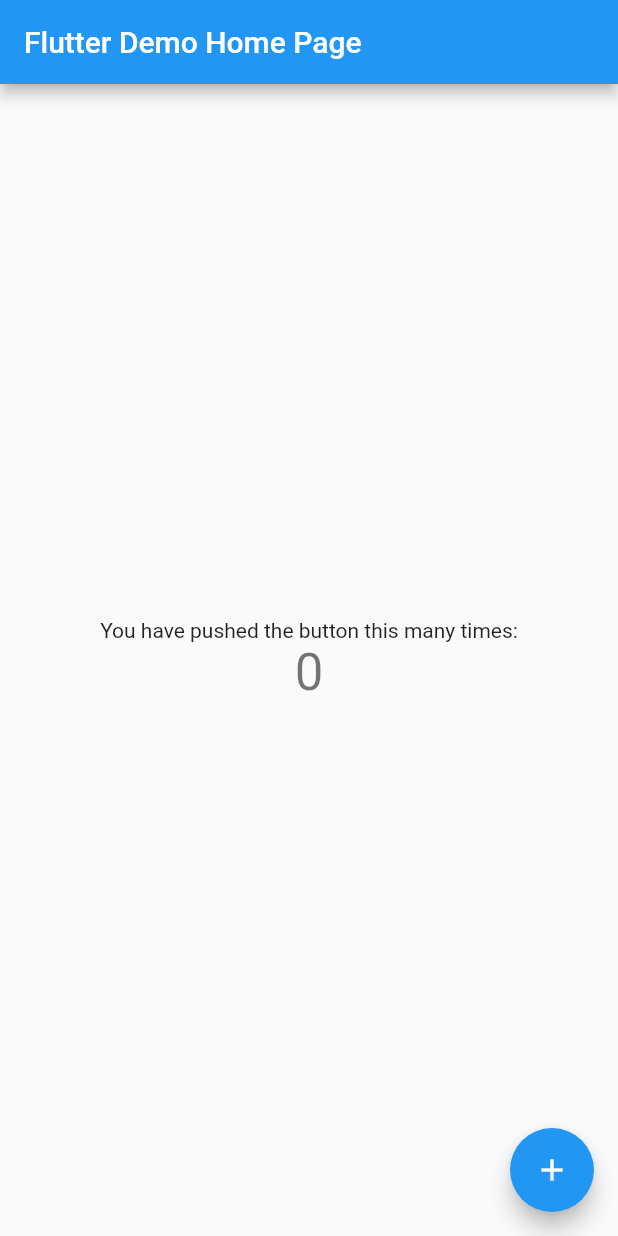
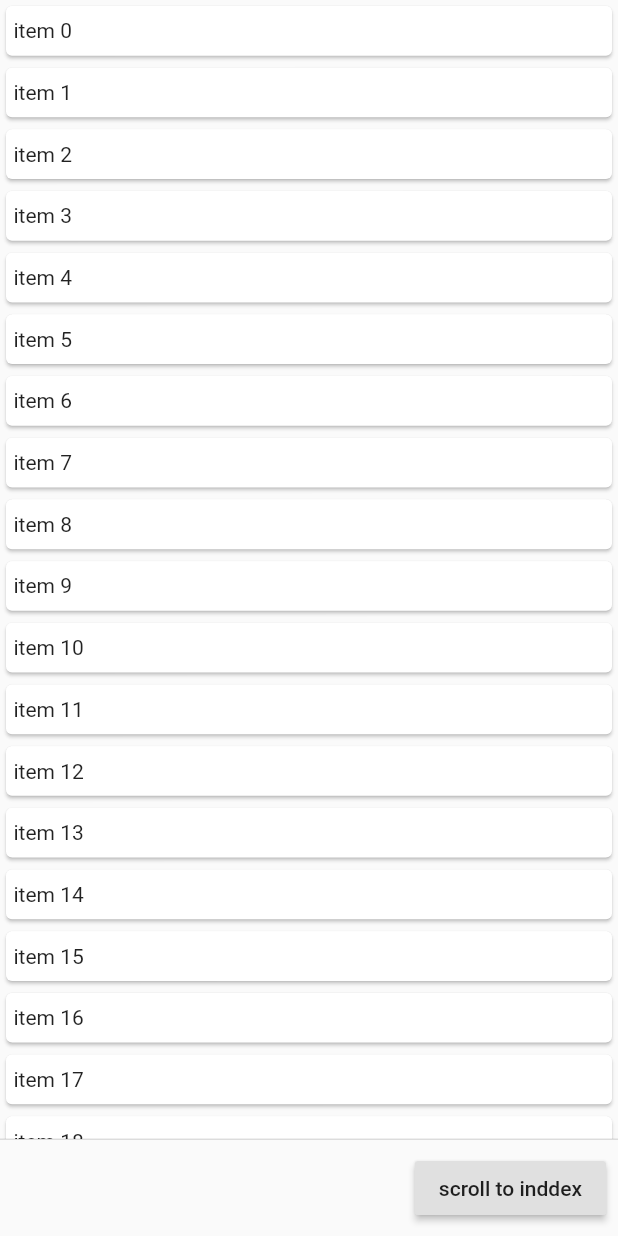
Before and after one commit to bladeofgod/flutter_scroll_demo, a Flutter app: the screen it shows after launch, on a phone screen of 412 x 824 dp. Run offline on Flutter 3.47's test engine with Material 2 defaults, Android fonts, the phone set to English and light mode, and no system bars.

Commit message:
scroll to item by index

```diff
--- a/lib/main.dart
+++ b/lib/main.dart
@@ -1,4 +1,5 @@
 import 'package:flutter/material.dart';
+import 'package:flutter_scroll_demo/scroll_to_index_page.dart';
 
 void main() => runApp(MyApp());
 
@@ -12,7 +13,7 @@ class MyApp extends StatelessWidget {
 
         primarySwatch: Colors.blue,
       ),
-      home: MyHomePage(title: 'Flutter Demo Home Page'),
+      home: ScrollToIndexPage(),
     );
   }
 }
--- /dev/null
+++ b/lib/scroll_to_index_page.dart
@@ -0,0 +1,122 @@
+import 'package:flutter/material.dart';
+import 'dart:math' as math;
+
+
+/// scroll to index page demo 1
+/// 效果不错，原地址是：https://github.com/CarGuo/gsy_flutter_demo/blob/master/lib/widget/scroll_to_index_demo_page2.dart
+
+/*
+* 第二种实现方式见：https://github.com/CarGuo/gsy_flutter_demo/blob/master/lib/widget/scroll_to_index_demo_page.dart
+* 需要引入 外部AutoScrollController
+* */
+
+class ScrollToIndexPage extends StatefulWidget{
+  @override
+  State<StatefulWidget> createState() {
+
+    return ScrollToIndexPageState();
+  }
+
+}
+
+class ScrollToIndexPageState extends State<ScrollToIndexPage> {
+
+  GlobalKey  scrollKey = GlobalKey();
+
+  ScrollController controller = ScrollController();
+
+  List<ItemModel> dataList = List();
+
+  @override
+  void initState() {
+
+    dataList.clear();
+    List.generate(100, (index){
+      dataList.add(new ItemModel(index));
+    });
+
+    super.initState();
+  }
+
+  scrollToIndex(){
+    var key = dataList[12];
+
+    RenderBox renderBox = key.globalKey.currentContext.findRenderObject();
+
+    ///获取位置偏移，基于 ancestor: SingleChildScrollView 的 RenderObject()
+    double dy = renderBox.localToGlobal(Offset.zero,ancestor: scrollKey.currentContext.findRenderObject()).dy;
+
+    //计算真实偏移量
+    var offset = dy + controller.offset;
+
+    controller.animateTo(offset, duration: Duration(milliseconds: 500), curve: Curves.linear);
+
+
+  }
+
+
+
+
+  @override
+  Widget build(BuildContext context) {
+
+    return Scaffold(
+      body: Container(
+        child: SingleChildScrollView(
+          key: scrollKey,
+          controller: controller,
+          child: Column(
+            children: dataList.map((item){
+              return CardItem(item,key: dataList[item.index].globalKey,);
+            }).toList(),
+          ),
+        ),
+      ),
+      persistentFooterButtons: <Widget>[
+        RaisedButton(
+          child: Text("scroll to inddex"),
+          onPressed: ()async{
+            scrollToIndex();
+          },
+        ),
+      ],
+    );
+  }
+}
+
+
+
+class CardItem extends StatelessWidget{
+
+  final random = math.Random();
+
+  final ItemModel data;
+
+  CardItem(this.data,{key}) : super(key:key);
+
+  @override
+  Widget build(BuildContext context) {
+    // TODO: implement build
+    return Card(
+      child: Container(
+        height: (300 * random.nextDouble()),
+        alignment: Alignment.centerLeft,
+        child: Container(
+          margin: EdgeInsets.all(5),
+          child: Text("item ${data.index}"),
+        ),
+      ),
+    );
+  }
+
+}
+
+
+class ItemModel{
+  GlobalKey globalKey = GlobalKey();
+  final int index;
+
+  ItemModel(this.index);
+
+
+}
```
